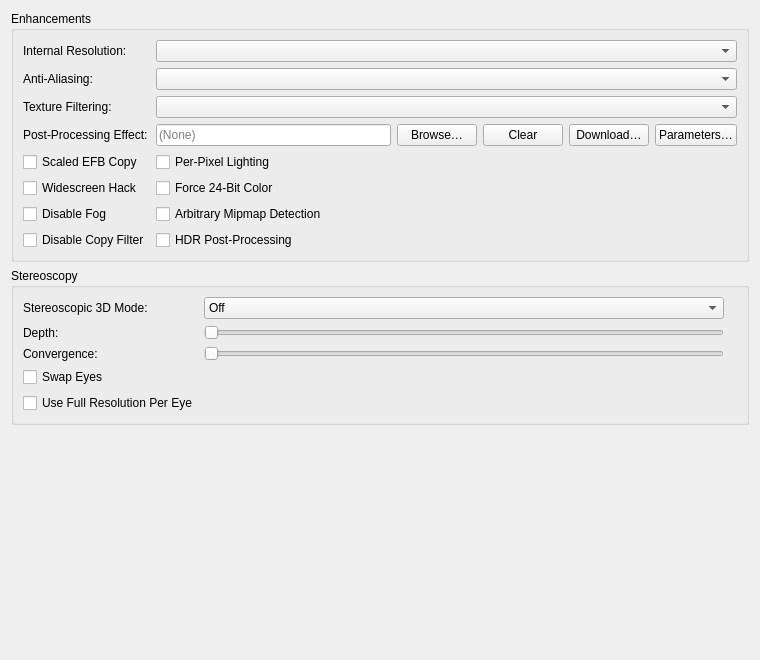
The window that Source/Core/DolphinQt/Config/Graphics/EnhancementsWidget.ui (ilyalissoboi/dolphin) describes before a commit, drawn with Qt 5.
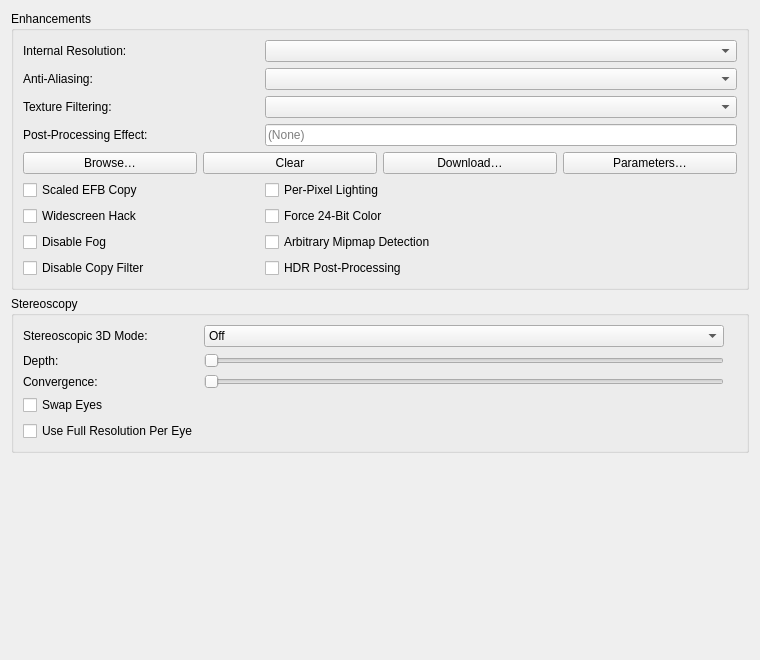
The same window after the commit.

Commit message: DolphinQt: improve narrow Graphics enhancements layout

```diff
--- a/Source/Core/DolphinQt/Config/Graphics/EnhancementsWidget.ui
+++ b/Source/Core/DolphinQt/Config/Graphics/EnhancementsWidget.ui
@@ -66,7 +66,7 @@
         </property>
        </widget>
       </item>
-      <item row="3" column="1">
+      <item row="3" column="1" colspan="2">
        <widget class="QLineEdit" name="postProcessingPresetLineEdit">
         <property name="readOnly">
          <bool>true</bool>
@@ -76,7 +76,7 @@
         </property>
        </widget>
       </item>
-      <item row="3" column="2">
+      <item row="4" column="0" colspan="3">
        <layout class="QHBoxLayout" name="postProcessingButtonsLayout">
         <item>
          <widget class="QPushButton" name="postProcessingBrowseButton">
@@ -120,56 +120,56 @@
         </item>
        </layout>
       </item>
-      <item row="4" column="0">
+      <item row="5" column="0">
        <widget class="QCheckBox" name="scaledEfbCopyCheckBox">
         <property name="text">
          <string>Scaled EFB Copy</string>
         </property>
        </widget>
       </item>
-      <item row="4" column="1" colspan="2">
+      <item row="5" column="1" colspan="2">
        <widget class="QCheckBox" name="perPixelLightingCheckBox">
         <property name="text">
          <string>Per-Pixel Lighting</string>
         </property>
        </widget>
       </item>
-      <item row="5" column="0">
+      <item row="6" column="0">
        <widget class="QCheckBox" name="widescreenHackCheckBox">
         <property name="text">
          <string>Widescreen Hack</string>
         </property>
        </widget>
       </item>
-      <item row="5" column="1" colspan="2">
+      <item row="6" column="1" colspan="2">
        <widget class="QCheckBox" name="force24BitColorCheckBox">
         <property name="text">
          <string>Force 24-Bit Color</string>
         </property>
        </widget>
       </item>
-      <item row="6" column="0">
+      <item row="7" column="0">
        <widget class="QCheckBox" name="disableFogCheckBox">
         <property name="text">
          <string>Disable Fog</string>
         </property>
        </widget>
       </item>
-      <item row="6" column="1" colspan="2">
+      <item row="7" column="1" colspan="2">
        <widget class="QCheckBox" name="arbitraryMipmapDetectionCheckBox">
         <property name="text">
          <string>Arbitrary Mipmap Detection</string>
         </property>
        </widget>
       </item>
-      <item row="7" column="0">
+      <item row="8" column="0">
        <widget class="QCheckBox" name="disableCopyFilterCheckBox">
         <property name="text">
          <string>Disable Copy Filter</string>
         </property>
        </widget>
       </item>
-      <item row="7" column="1" colspan="2">
+      <item row="8" column="1" colspan="2">
        <widget class="QCheckBox" name="hdrCheckBox">
         <property name="text">
          <string>HDR Post-Processing</string>
```
The commit also changes 1 other file.
